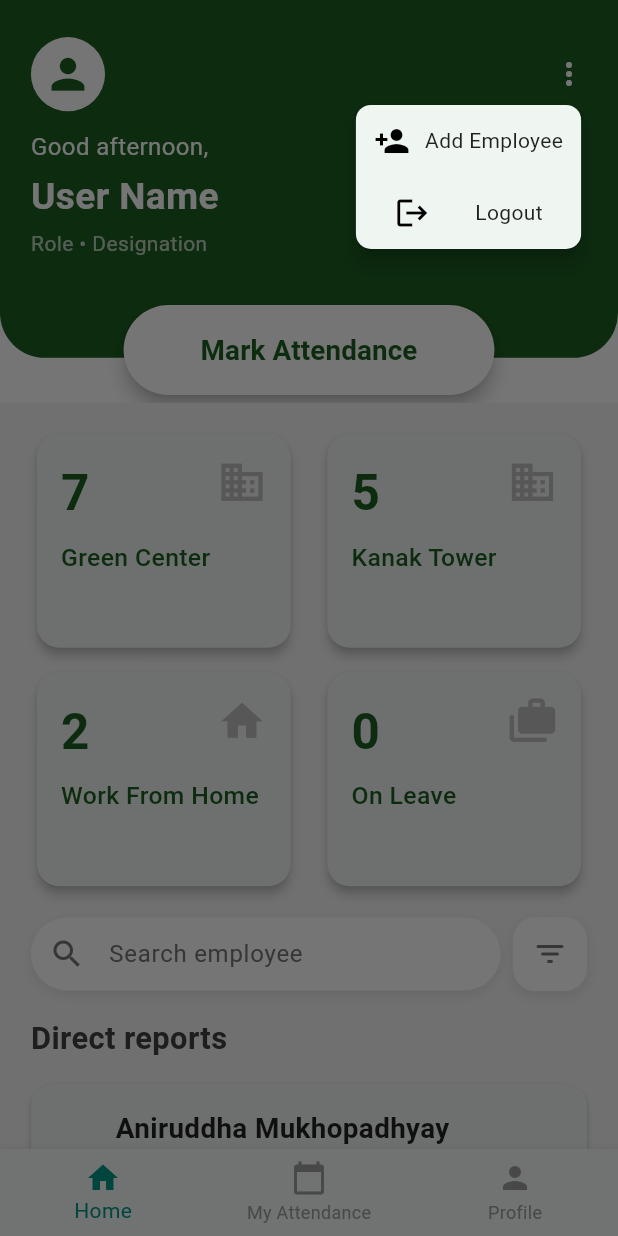
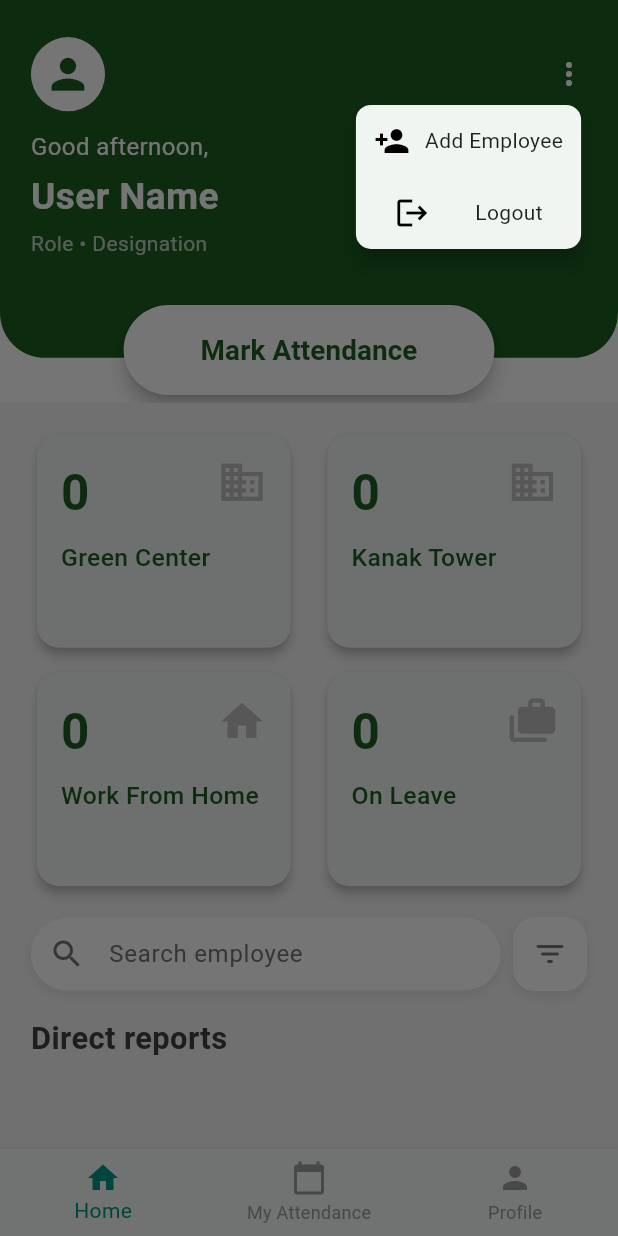
Before and after one commit to kumodd/smis_attendance_tracker, a Flutter app: the HomeView screen opened by its route, after a tap on the "more vert" icon, on a phone screen of 412 x 824 dp. Run offline on Flutter 3.47's test engine with Material 3 defaults, Android fonts, the light colour scheme and no system bars; our stand-ins replace dio, geolocator, get, get_storage, logger; accounts and stored records are empty; network calls fail.

Commit message:
dashboard improved

```diff
--- a/lib/features/home/dashboard_view.dart
+++ b/lib/features/home/dashboard_view.dart
@@ -1,32 +1,10 @@
 import 'package:flutter/material.dart';
 import 'package:get/get.dart';
-
-class DashboardController extends GetxController {
-  var userName = 'User Name'.obs;
-  var userRole = 'User role • User designation'.obs;
-  var location = '-- --'.obs;
-
-  var directReports = [
-    {
-      'name': 'Aniruddha Mukhopadhyay',
-      'role': 'Tower Lead',
-      'designation': 'Sr. Project Manager',
-      'location': 'ITC Green Center',
-      'date': '00/00/0000',
-      'time': '10:31',
-    },
-  ].obs;
-
-  final statusCards = [
-    {'count': '7', 'label': 'Green Center', 'icon': Icons.business},
-    {'count': '5', 'label': 'Kanak Tower', 'icon': Icons.business},
-    {'count': '2', 'label': 'Work From Home', 'icon': Icons.home},
-    {'count': '0', 'label': 'On Leave', 'icon': Icons.cases_rounded},
-  ];
-}
+import 'package:smis_attendance_tracker/features/home/home_controller.dart';
+import 'package:smis_attendance_tracker/features/home/model/user_model.dart';
 
 class DashboardScreen extends StatelessWidget {
-  final DashboardController controller = Get.put(DashboardController());
+  final HomeController controller = Get.put(HomeController());
 
   DashboardScreen({Key? key}) : super(key: key);
 
@@ -39,7 +17,6 @@ class DashboardScreen extends StatelessWidget {
       body: SingleChildScrollView(
         child: Column(
           children: [
-            // _buildTopSection(size),
             SizedBox(height: size.height * 0.02),
             _buildStatusCards(size),
             SizedBox(height: size.height * 0.02),
@@ -52,114 +29,34 @@ class DashboardScreen extends StatelessWidget {
     );
   }
 
-  Widget _buildTopSection(Size size) {
-    return Stack(
-      clipBehavior: Clip.none, // Allow button to overflow
-      children: [
-        Container(
-          width: double.infinity,
-          padding: EdgeInsets.only(
-            top: size.height * 0.08,
-            left: size.width * 0.05,
-            right: size.width * 0.05,
-            bottom: size.height * 0.06, // Leave space for button
-          ),
-          decoration: const BoxDecoration(
-            color: Color(0xFF1B5E20),
-            borderRadius: BorderRadius.only(
-              bottomLeft: Radius.circular(30),
-              bottomRight: Radius.circular(30),
-            ),
-          ),
-          child: Column(
-            crossAxisAlignment: CrossAxisAlignment.start,
-            children: [
-              Row(
-                mainAxisAlignment: MainAxisAlignment.spaceBetween,
-                children: [
-                  CircleAvatar(
-                    radius: size.width * 0.06,
-                    backgroundColor: Colors.white,
-                    child: Icon(
-                      Icons.person,
-                      color: const Color(0xFF1B5E20),
-                      size: size.width * 0.08,
-                    ),
-                  ),
-                  const Icon(Icons.more_vert, color: Colors.white),
-                ],
-              ),
-              SizedBox(height: size.height * 0.015),
-              const Text(
-                'Good morning,',
-                style: TextStyle(color: Colors.white, fontSize: 16),
-              ),
-              Obx(
-                () => Text(
-                  controller.userName.value,
-                  style: TextStyle(
-                    color: Colors.white,
-                    fontSize: size.width * 0.06,
-                    fontWeight: FontWeight.bold,
-                  ),
-                ),
-              ),
-              Obx(
-                () => Text(
-                  controller.userRole.value,
-                  style: TextStyle(
-                    color: Colors.white70,
-                    fontSize: size.width * 0.035,
-                  ),
-                ),
-              ),
-              Obx(
-                () => Text(
-                  'Location: ${controller.location.value}',
-                  style: TextStyle(
-                    color: Colors.white70,
-                    fontSize: size.width * 0.035,
-                  ),
-                ),
-              ),
-            ],
-          ),
-        ),
-        // Floating Mark Attendance Button
-        Positioned(
-          bottom: -size.height * 0.03, // overlaps the container
-          left: size.width * 0.25,
-          right: size.width * 0.25,
-          child: ElevatedButton(
-            onPressed: () {
-              // TODO: Implement mark attendance
-            },
-            style: ElevatedButton.styleFrom(
-              backgroundColor: Colors.white,
-              foregroundColor: const Color(0xFF1B5E20),
-              shape: RoundedRectangleBorder(
-                borderRadius: BorderRadius.circular(30),
-              ),
-              padding: EdgeInsets.symmetric(vertical: size.height * 0.02),
-              elevation: 5,
-            ),
-            child: Text(
-              'Mark Attendance',
-              style: TextStyle(
-                fontSize: size.width * 0.045,
-                fontWeight: FontWeight.bold,
-              ),
-            ),
-          ),
-        ),
-      ],
-    );
-  }
-
   Widget _buildStatusCards(Size size) {
     return Padding(
       padding: EdgeInsets.symmetric(horizontal: size.width * 0.05),
-      child: LayoutBuilder(
+      child: Obx(() {
+        final statusCards = [
+          {
+            'count': controller.greenCenterCount.value.toString(),
+            'label': 'Green Center',
+            'icon': Icons.business,
+          },
+          {
+            'count': controller.kanakTowerCount.value.toString(),
+            'label': 'Kanak Tower',
+            'icon': Icons.business,
+          },
+          {
+            'count': controller.wfhCount.value.toString(),
+            'label': 'Work From Home',
+            'icon': Icons.home,
+          },
+          {
+            'count': controller.leaveCount.value.toString(),
+            'label': 'On Leave',
+            'icon': Icons.cases_rounded,
+          },
+        ];
+
+        return LayoutBuilder(
           builder: (context, constraints) {
             final crossCount = constraints.maxWidth > 600 ? 4 : 2;
             return GridView.builder(
@@ -171,9 +68,9 @@ class DashboardScreen extends StatelessWidget {
                 mainAxisSpacing: size.height * 0.01,
                 childAspectRatio: 1.175,
               ),
-            itemCount: controller.statusCards.length,
+              itemCount: statusCards.length,
               itemBuilder: (context, index) {
-              final card = controller.statusCards[index];
+                final card = statusCards[index];
                 return _buildStatusCard(
                   card['count'] as String,
                   card['label'] as String,
@@ -183,7 +80,8 @@ class DashboardScreen extends StatelessWidget {
               },
             );
           },
-      ),
+        );
+      }),
     );
   }
 
@@ -288,7 +186,6 @@ class DashboardScreen extends StatelessWidget {
         child: Column(
           crossAxisAlignment: CrossAxisAlignment.start,
           children: [
-            // Top row: count and icon
             Row(
               crossAxisAlignment: CrossAxisAlignment.start,
               children: [
@@ -320,7 +217,7 @@ class DashboardScreen extends StatelessWidget {
     );
   }
 
-  Widget _buildDirectReportCard(Map<String, String> report, double width) {
+  Widget _buildDirectReportCard(UserModel report, double width) {
     return Card(
       shape: RoundedRectangleBorder(borderRadius: BorderRadius.circular(15)),
       elevation: 2,
@@ -336,7 +233,7 @@ class DashboardScreen extends StatelessWidget {
                 crossAxisAlignment: CrossAxisAlignment.start,
                 children: [
                   Text(
-                    report['name']!,
+                    report.userName,
                     style: TextStyle(
                       fontSize: width * 0.045,
                       fontWeight: FontWeight.bold,
@@ -344,15 +241,13 @@ class DashboardScreen extends StatelessWidget {
                   ),
                   SizedBox(height: 4),
                   Text(
-                    '${report['role']} • ${report['designation']}',
+                    '${report.role} • ${report.designation}',
                     style: TextStyle(
                       fontSize: width * 0.035,
                       color: Colors.grey[600],
                     ),
                   ),
                   SizedBox(height: 8),
-                  Row(
-                    children: [
                   Container(
                     padding: const EdgeInsets.symmetric(
                       horizontal: 8,
@@ -363,23 +258,15 @@ class DashboardScreen extends StatelessWidget {
                       borderRadius: BorderRadius.circular(15),
                     ),
                     child: Text(
-                          report['location']!,
+                      report.todayOffice.isEmpty
+                          ? "Not Started work"
+                          : report.todayOffice,
                       style: TextStyle(
                         color: const Color(0xFF1B5E20),
                         fontSize: width * 0.03,
                         fontWeight: FontWeight.bold,
                       ),
                     ),
-                      ),
-                      const Spacer(),
-                      Text(
-                        '${report['date']} ${report['time']}',
-                        style: TextStyle(
-                          fontSize: width * 0.035,
-                          color: Colors.grey[600],
-                        ),
-                      ),
-                    ],
                   ),
                 ],
               ),
--- a/lib/features/home/home_controller.dart
+++ b/lib/features/home/home_controller.dart
@@ -1,8 +1,12 @@
 import 'package:get/get.dart';
 import 'package:get_storage/get_storage.dart';
+import 'package:smis_attendance_tracker/features/home/model/user_model.dart';
+import 'package:smis_attendance_tracker/services/attendance_service.dart';
+ // model for user
 
 class HomeController extends GetxController {
   final storage = GetStorage();
+  final AttendanceService _attendanceService = AttendanceService();
 
   // Bottom navigation
   var currentIndex = 0.obs;
@@ -16,18 +20,51 @@ class HomeController extends GetxController {
   // Dynamic greeting
   var greeting = ''.obs;
 
+  // Direct reports
+  var directReports = <UserModel>[].obs;
+  var isLoadingReports = false.obs;
+
+
+   // Status counts
+  var greenCenterCount = 0.obs;
+  var kanakTowerCount = 0.obs;
+  var wfhCount = 0.obs;
+  var leaveCount = 0.obs;
+  /// Update counts dynamically based on `todayOffice`
+  void calculateCounts() {
+    greenCenterCount.value =
+        directReports.where((u) => u.todayOffice == "Green Center").length;
+
+    kanakTowerCount.value =
+        directReports.where((u) => u.todayOffice == "Kanak Tower").length;
+
+    wfhCount.value =
+        directReports.where((u) => u.todayOffice == "Work From Home").length;
+
+    leaveCount.value =
+        directReports.where((u) => u.todayOffice == "On Leave").length;
+  }
+
+  /// Update direct reports from API response
+  void setDirectReports(List<UserModel> users) {
+    directReports.assignAll(users);
+    calculateCounts();
+  }
+
   @override
   void onInit() {
     super.onInit();
     _loadUserData();
     _updateGreeting();
+    fetchDirectReports();
   }
 
   /// Load user info from storage
   void _loadUserData() {
     final user = storage.read("user") ?? {};
     userName.value = user["name"] ?? "User Name";
-    userRole.value = "${user["role"] ?? "Role"} • ${user["designation"] ?? "Designation"}";
+    userRole.value =
+        "${user["role"] ?? "Role"} • ${user["designation"] ?? "Designation"}";
     userDesignation.value = user["designation"] ?? "Designation";
     userLocation.value = user["location"] ?? "-- --";
   }
@@ -51,9 +88,30 @@ class HomeController extends GetxController {
     }
   }
 
+  /// Fetch direct reports from API
+  Future<void> fetchDirectReports() async {
+    try {
+      isLoadingReports.value = true;
+      final response = await _attendanceService.getUserList();
+
+      if (response.statusCode == 200) {
+        final usersJson = response.data["data"]["users"] as List;
+        directReports.value =
+            usersJson.map((u) => UserModel.fromJson(u)).toList();
+      } else {
+        directReports.clear();
+      }
+    } catch (e) {
+      directReports.clear();
+    } finally {
+      isLoadingReports.value = false;
+    }
+  }
+
   /// Refresh user data dynamically
   void refreshUserData() {
     _loadUserData();
+    fetchDirectReports();
   }
 
   /// Change bottom navigation tab
--- /dev/null
+++ b/lib/features/home/model/user_model.dart
@@ -0,0 +1,34 @@
+class UserModel {
+  final String userId;
+  final String userName;
+  final String role;
+  final String designation;
+  final String mobileNo;
+  final String managerName;
+  final String hierarchy;
+  final String todayOffice;
+
+  UserModel({
+    required this.userId,
+    required this.userName,
+    required this.role,
+    required this.designation,
+    required this.mobileNo,
+    required this.managerName,
+    required this.hierarchy,
+    required this.todayOffice,
+  });
+
+  factory UserModel.fromJson(Map<String, dynamic> json) {
+    return UserModel(
+      userId: json["userId"] ?? "",
+      userName: json["userName"] ?? "",
+      role: json["role"] ?? "",
+      designation: json["designation"] ?? "",
+      mobileNo: json["mobileNo"] ?? "",
+      managerName: json["managerName"] ?? "",
+      hierarchy: json["hierarchy"] ?? "",
+      todayOffice: json["todayOffice"] ?? "",
+    );
+  }
+}
--- /dev/null
+++ b/lib/services/attendance_service.dart
@@ -0,0 +1,53 @@
+import 'package:dio/dio.dart';
+import 'package:smis_attendance_tracker/core/dio_client.dart';
+// your ApiClient wrapper
+import '../utils/logger.dart';
+
+class AttendanceService {
+  final Dio _client = ApiClient().client;
+
+  /// Get list of direct reports (users under manager)
+  Future<Response> getUserList() async {
+    try {
+      final response = await _client.get("/user/user-list");
+      return response;
+    } catch (e, st) {
+      AppLogger.e("❌ getUserList failed", e, st);
+      rethrow;
+    }
+  }
+
+  /// Example: Fetch today’s attendance of a user
+  Future<Response> getTodayAttendance(String userId) async {
+    try {
+      final response = await _client.get(
+        "/attendance/today",
+        queryParameters: {"userId": userId},
+      );
+      return response;
+    } catch (e, st) {
+      AppLogger.e("❌ getTodayAttendance failed", e, st);
+      rethrow;
+    }
+  }
+
+  /// Example: Mark attendance
+  Future<Response> markAttendance({
+    required String userId,
+    required String status, // Present / Absent / WFH etc.
+  }) async {
+    try {
+      final response = await _client.post(
+        "/attendance/mark",
+        data: {
+          "userId": userId,
+          "status": status,
+        },
+      );
+      return response;
+    } catch (e, st) {
+      AppLogger.e("❌ markAttendance failed", e, st);
+      rethrow;
+    }
+  }
+}
```
Lines whose indentation alone changed are shown as unchanged.
